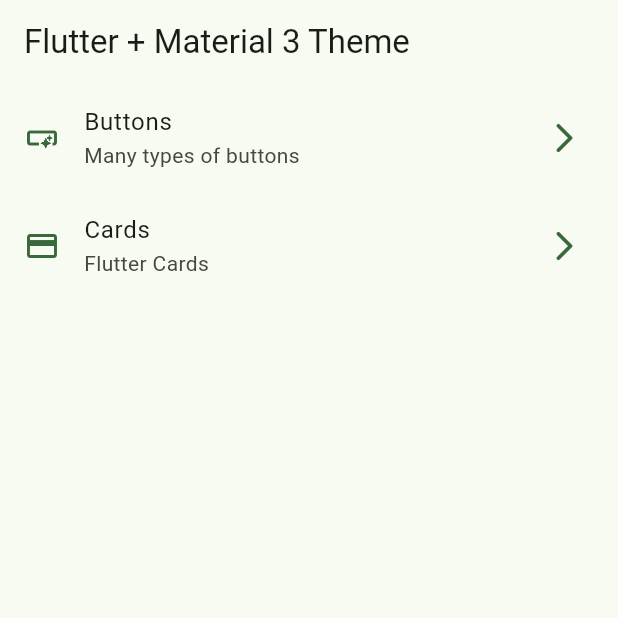
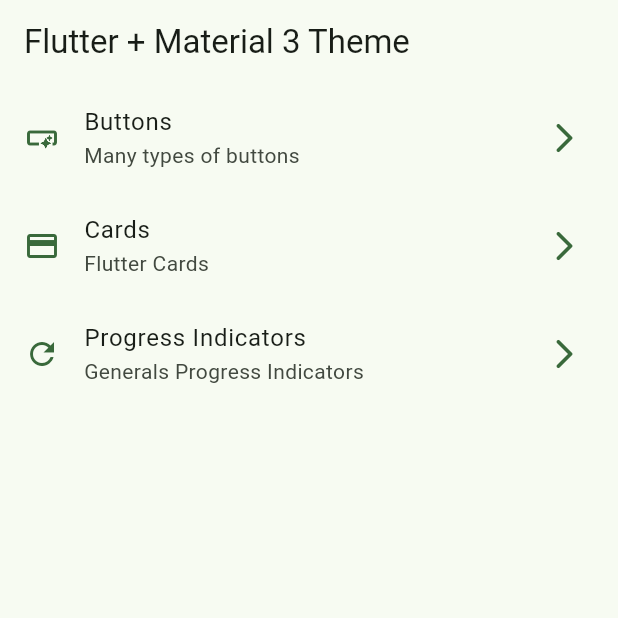
Before and after one commit to jquinterom/flutter-widgets, a Flutter app: the screen it shows after launch, on a phone screen of 412 x 824 dp, the top half of it. Run offline on Flutter 3.47's test engine with Material 3 defaults, Android fonts, the phone set to English and light mode, and no system bars; our stand-ins replace go_router.

Commit message:
feat(progress-indicators): progress indicators done

```diff
--- a/lib/config/menu/menu_items.dart
+++ b/lib/config/menu/menu_items.dart
@@ -27,4 +27,10 @@ const appMenuItems = <MenuItem>[
     link: '/cards',
     icon: Icons.credit_card_outlined,
   ),
+  MenuItem(
+    title: 'Progress Indicators',
+    subTitle: 'Generals Progress Indicators',
+    link: '/progress',
+    icon: Icons.refresh_outlined,
+  ),
 ];
--- a/lib/config/router/app_router.dart
+++ b/lib/config/router/app_router.dart
@@ -20,5 +20,10 @@ final appRouter = GoRouter(
       name: CardsScreen.routeName,
       builder: (context, state) => CardsScreen(),
     ),
+    GoRoute(
+      path: '/progress',
+      name: ProgressScreen.routeName,
+      builder: (context, state) => ProgressScreen(),
+    ),
   ],
 );
```
Also changed, not shown: lib/presentation/screens/progress/progress_screen.dart (+70 -1 lines).
